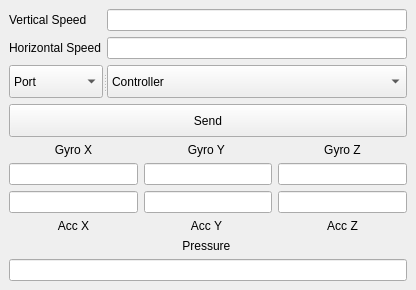
RagaiAhmed/JoystickController, file gui.ui: the form before one commit.
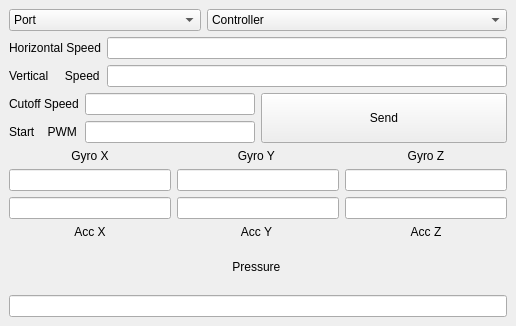
The form after the commit.

Commit message: Speed cutoff and PWM start (GUI)

```diff
--- a/gui.ui
+++ b/gui.ui
@@ -9,46 +9,18 @@
    <rect>
     <x>0</x>
     <y>0</y>
-    <width>416</width>
-    <height>290</height>
+    <width>516</width>
+    <height>326</height>
    </rect>
   </property>
   <property name="windowTitle">
    <string>Controller</string>
   </property>
   <widget class="QWidget" name="centralwidget">
-   <layout class="QGridLayout" name="gridLayout_2">
-    <item row="0" column="0">
-     <layout class="QVBoxLayout" name="verticalLayout">
+   <layout class="QVBoxLayout" name="verticalLayout_9">
       <item>
-       <layout class="QFormLayout" name="formLayout">
-        <item row="0" column="0">
-         <widget class="QLabel" name="VLabel">
-          <property name="text">
-           <string>Vertical Speed</string>
-          </property>
-         </widget>
-        </item>
-        <item row="0" column="1">
-         <widget class="QLineEdit" name="VLineEdit"/>
-        </item>
-        <item row="1" column="0">
-         <widget class="QLabel" name="HLabel">
-          <property name="text">
-           <string>Horizontal Speed</string>
-          </property>
-         </widget>
-        </item>
-        <item row="1" column="1">
-         <widget class="QLineEdit" name="HLineEdit"/>
-        </item>
-       </layout>
-      </item>
+     <layout class="QHBoxLayout" name="horizontalLayout">
       <item>
-       <widget class="QSplitter" name="splitter">
-        <property name="orientation">
-         <enum>Qt::Horizontal</enum>
-        </property>
         <widget class="QComboBox" name="portList">
          <property name="minimumSize">
           <size>
@@ -74,6 +46,8 @@
           </property>
          </item>
         </widget>
+      </item>
+      <item>
         <widget class="QComboBox" name="joystickList">
          <property name="sizePolicy">
           <sizepolicy hsizetype="Preferred" vsizetype="Fixed">
@@ -105,12 +79,109 @@
           </property>
          </item>
         </widget>
+      </item>
+     </layout>
+    </item>
+    <item>
+     <layout class="QGridLayout" name="gridLayout_2">
+      <item row="0" column="0">
+       <widget class="QLabel" name="HLabel">
+        <property name="text">
+         <string>Horizontal Speed</string>
+        </property>
+        <property name="alignment">
+         <set>Qt::AlignLeading|Qt::AlignLeft|Qt::AlignVCenter</set>
+        </property>
        </widget>
       </item>
+      <item row="1" column="0">
+       <widget class="QLabel" name="VLabel">
+        <property name="text">
+         <string>Vertical     Speed</string>
+        </property>
+        <property name="alignment">
+         <set>Qt::AlignLeading|Qt::AlignLeft|Qt::AlignVCenter</set>
+        </property>
+       </widget>
+      </item>
+      <item row="1" column="1">
+       <widget class="QLineEdit" name="VnormLineEdit">
+        <property name="text">
+         <string/>
+        </property>
+        <property name="alignment">
+         <set>Qt::AlignCenter</set>
+        </property>
+       </widget>
+      </item>
+      <item row="0" column="1">
+       <widget class="QLineEdit" name="HnormLineEdit">
+        <property name="text">
+         <string/>
+        </property>
+        <property name="alignment">
+         <set>Qt::AlignCenter</set>
+        </property>
+       </widget>
+      </item>
+     </layout>
+    </item>
       <item>
+     <layout class="QGridLayout" name="gridLayout_4">
+      <item row="0" column="0">
+       <layout class="QGridLayout" name="gridLayout_3">
+        <item row="0" column="1">
+         <widget class="QLineEdit" name="CutLineEdit">
+          <property name="sizePolicy">
+           <sizepolicy hsizetype="Minimum" vsizetype="Fixed">
+            <horstretch>0</horstretch>
+            <verstretch>0</verstretch>
+           </sizepolicy>
+          </property>
+          <property name="text">
+           <string/>
+          </property>
+          <property name="alignment">
+           <set>Qt::AlignCenter</set>
+          </property>
+         </widget>
+        </item>
+        <item row="1" column="0">
+         <widget class="QLabel" name="PwmStartLabel">
+          <property name="text">
+           <string>Start    PWM</string>
+          </property>
+          <property name="alignment">
+           <set>Qt::AlignLeading|Qt::AlignLeft|Qt::AlignVCenter</set>
+          </property>
+         </widget>
+        </item>
+        <item row="1" column="1">
+         <widget class="QLineEdit" name="PwmStartLineEdit">
+          <property name="text">
+           <string/>
+          </property>
+          <property name="alignment">
+           <set>Qt::AlignCenter</set>
+          </property>
+         </widget>
+        </item>
+        <item row="0" column="0">
+         <widget class="QLabel" name="CutLabel">
+          <property name="text">
+           <string>Cutoff Speed</string>
+          </property>
+          <property name="alignment">
+           <set>Qt::AlignLeading|Qt::AlignLeft|Qt::AlignVCenter</set>
+          </property>
+         </widget>
+        </item>
+       </layout>
+      </item>
+      <item row="0" column="1">
        <widget class="QPushButton" name="submitButton">
         <property name="sizePolicy">
-         <sizepolicy hsizetype="Minimum" vsizetype="Minimum">
+         <sizepolicy hsizetype="Expanding" vsizetype="Minimum">
           <horstretch>0</horstretch>
           <verstretch>0</verstretch>
          </sizepolicy>
@@ -118,11 +189,17 @@
         <property name="text">
          <string>Send</string>
         </property>
+        <property name="iconSize">
+         <size>
+          <width>16</width>
+          <height>16</height>
+         </size>
+        </property>
        </widget>
       </item>
      </layout>
     </item>
-    <item row="1" column="0">
+    <item>
      <layout class="QVBoxLayout" name="verticalLayout_3">
       <item>
        <layout class="QGridLayout" name="gridLayout">
@@ -248,8 +325,6 @@
         </item>
        </layout>
       </item>
-      <item>
-       <layout class="QVBoxLayout" name="verticalLayout_2">
         <item>
          <widget class="QLabel" name="PLabel">
           <property name="text">
@@ -260,6 +335,8 @@
           </property>
          </widget>
         </item>
+      <item>
+       <layout class="QVBoxLayout" name="verticalLayout_2">
         <item>
          <widget class="QLineEdit" name="PLineEdit">
           <property name="alignment">
```
Left out of the diff: 124 changed lines with no effect on the pictures. Lines whose indentation alone changed are shown as unchanged. The commit also changes 3 other files.
